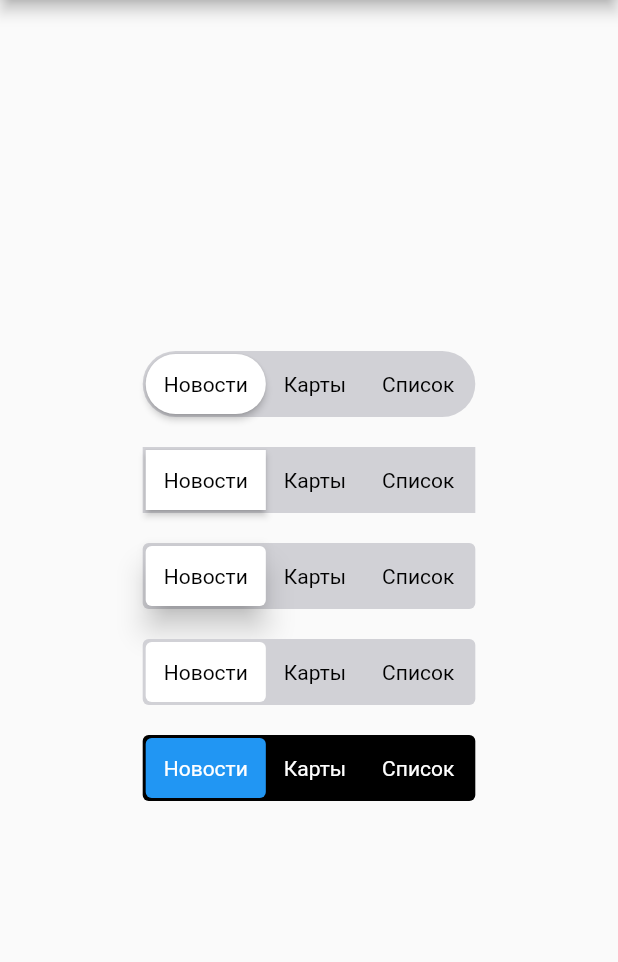
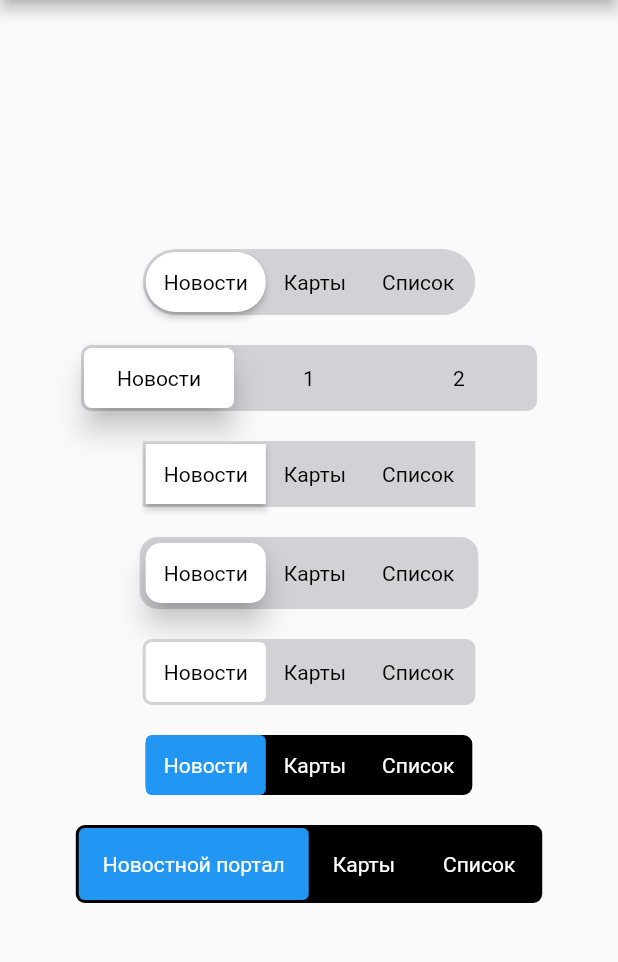
Before and after one commit to hadukin/custom_sliding_segmented_control, a Flutter app: the screen it shows after launch, after a tap on "Новости", on a phone screen of 412 x 824 dp, the part 84-1046 px from its top. Run offline on Flutter 3.47's test engine with Material 2 defaults, Android fonts, the phone set to English and light mode, and no system bars.

Commit message:
feat: update functional
- Add new param
- Update radius

```diff
--- a/example/lib/main.dart
+++ b/example/lib/main.dart
@@ -36,6 +36,7 @@ class _MyHomePageState extends State<MyHomePage> {
       ),
       body: Center(
         child: Column(
+          mainAxisAlignment: MainAxisAlignment.center,
           crossAxisAlignment: CrossAxisAlignment.center,
           mainAxisSize: MainAxisSize.min,
           children: [
@@ -49,6 +50,16 @@ class _MyHomePageState extends State<MyHomePage> {
             ),
             const SizedBox(height: 20),
             CustomSlidingSegmentedControl(
+              fixedWidth: 100,
+              data: ['Новости', '1', '2'],
+              radius: 5,
+              elevation: 8,
+              onTap: (v) {
+                print(v);
+              },
+            ),
+            const SizedBox(height: 20),
+            CustomSlidingSegmentedControl(
               data: ['Новости', 'Карты', 'Список'],
               duration: Duration(milliseconds: 200),
               radius: 0.0,
@@ -58,7 +69,9 @@ class _MyHomePageState extends State<MyHomePage> {
             ),
             const SizedBox(height: 20),
             CustomSlidingSegmentedControl(
+              innerPadding: 4,
               data: ['Новости', 'Карты', 'Список'],
+              radius: 10,
               elevation: 8,
               onTap: (v) {
                 print(v);
@@ -76,6 +89,22 @@ class _MyHomePageState extends State<MyHomePage> {
             CustomSlidingSegmentedControl(
               data: ['Новости', 'Карты', 'Список'],
               elevation: 0,
+              innerPadding: 0,
+              background: Colors.black,
+              panelColor: Colors.blue,
+              textColor: Colors.white,
+              duration: Duration(milliseconds: 300),
+              curve: Curves.easeInToLinear,
+              onTap: (v) {
+                print(v);
+              },
+            ),
+            const SizedBox(height: 20),
+            CustomSlidingSegmentedControl(
+              data: ['Новостной портал', 'Карты', 'Список'],
+              elevation: 0,
+              innerPadding: 2,
+              padding: 16,
               background: Colors.black,
               panelColor: Colors.blue,
               textColor: Colors.white,
--- a/lib/src/animation_panel.dart
+++ b/lib/src/animation_panel.dart
@@ -11,12 +11,14 @@ class AnimationPanel extends StatelessWidget {
     this.radius,
     this.color,
     this.curve,
+    this.padding,
   }) : super(key: key);
 
   final double offset;
   final double width;
   final double radius;
   final double elevation;
+  final double padding;
   final String text;
   final Duration duration;
   final Color color;
@@ -35,10 +37,7 @@ class AnimationPanel extends StatelessWidget {
         color: color,
         borderRadius: BorderRadius.circular(radius),
         child: Padding(
-          padding: const EdgeInsets.symmetric(
-            vertical: 12,
-            horizontal: 12,
-          ),
+          padding: EdgeInsets.all(padding),
           child: Text(
             text,
             maxLines: 1,
--- a/lib/src/widget.dart
+++ b/lib/src/widget.dart
@@ -15,6 +15,9 @@ class CustomSlidingSegmentedControl extends StatefulWidget {
     this.panelColor = CupertinoColors.white,
     this.textColor = Colors.black,
     this.curve = Curves.easeInOut,
+    this.innerPadding = 2.0,
+    this.padding = 12,
+    this.fixedWidth,
   }) : super(key: key);
   final Function(int) onTap;
   final List<String> data;
@@ -25,6 +28,9 @@ class CustomSlidingSegmentedControl extends StatefulWidget {
   final Color panelColor;
   final Color textColor;
   final Curve curve;
+  final double innerPadding;
+  final double padding;
+  final double fixedWidth;
 
   @override
   _CustomSlidingSegmentedControlState createState() =>
@@ -51,15 +57,17 @@ class _CustomSlidingSegmentedControlState
         Container(
           decoration: BoxDecoration(
             color: widget.background,
-            borderRadius: BorderRadius.circular(widget.radius),
+            borderRadius: BorderRadius.circular(
+              widget.radius != 0 ? widget.radius + 2 : widget.radius,
+            ),
           ),
-          padding: const EdgeInsets.all(2),
+          padding: EdgeInsets.all(widget.innerPadding),
           child: Column(
             children: [
               Stack(
                 children: [
                   AnimationPanel(
-                    offset: widget.data.indexOf(current) == 0 ? 0 : offset,
+                    offset: offset,
                     width: sizes[widget.data.indexOf(current)],
                     text: widget.data[widget.data.indexOf(current)],
                     duration: widget.duration,
@@ -67,6 +75,7 @@ class _CustomSlidingSegmentedControlState
                     elevation: widget.elevation,
                     color: widget.panelColor,
                     curve: widget.curve,
+                    padding: widget.padding,
                   ),
                   Row(
                     children: [
@@ -74,9 +83,11 @@ class _CustomSlidingSegmentedControlState
                         MeasureSize(
                           onChange: (v) {
                             final Map<int, double> _temp = {};
-                            _temp.putIfAbsent(
-                                widget.data.indexOf(item), () => v.width);
-                            sizes = {...sizes, ..._temp};
+                            _temp.putIfAbsent(widget.data.indexOf(item),
+                                () => widget.fixedWidth ?? v.width);
+                            setState(() {
+                              sizes = {...sizes, ..._temp};
+                            });
                           },
                           child: InkWell(
                             onTap: () {
@@ -100,16 +111,16 @@ class _CustomSlidingSegmentedControlState
                                 widget.onTap(widget.data.indexOf(current));
                             },
                             child: Container(
-                              padding: const EdgeInsets.symmetric(
-                                vertical: 12,
-                                horizontal: 12,
-                              ),
+                              width: widget.fixedWidth ?? null,
+                              padding: EdgeInsets.all(widget.padding),
                               decoration: BoxDecoration(
                                 borderRadius:
                                     BorderRadius.circular(widget.radius),
                               ),
                               child: Text(
                                 item,
+                                textAlign: TextAlign.center,
+                                maxLines: 1,
                                 style: TextStyle(
                                   color: widget.textColor,
                                 ),
--- a/pubspec.yaml
+++ b/pubspec.yaml
@@ -1,6 +1,6 @@
 name: custom_sliding_segmented_control
-description: A new Flutter package project.
-version: 0.0.1
+description: CustomSlidingSegmentedControl
+version: 0.0.2
 homepage: https://github.com/hadukin/custom_sliding_segmented_control
 repository: https://github.com/hadukin/custom_sliding_segmented_control
 
```
Also changed, not shown: 4 other files.
